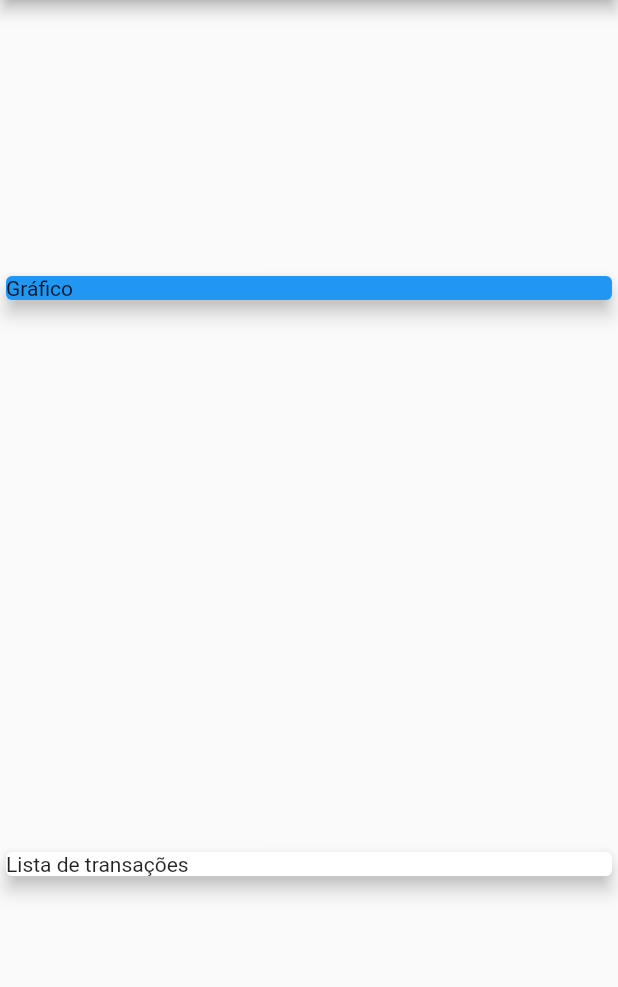
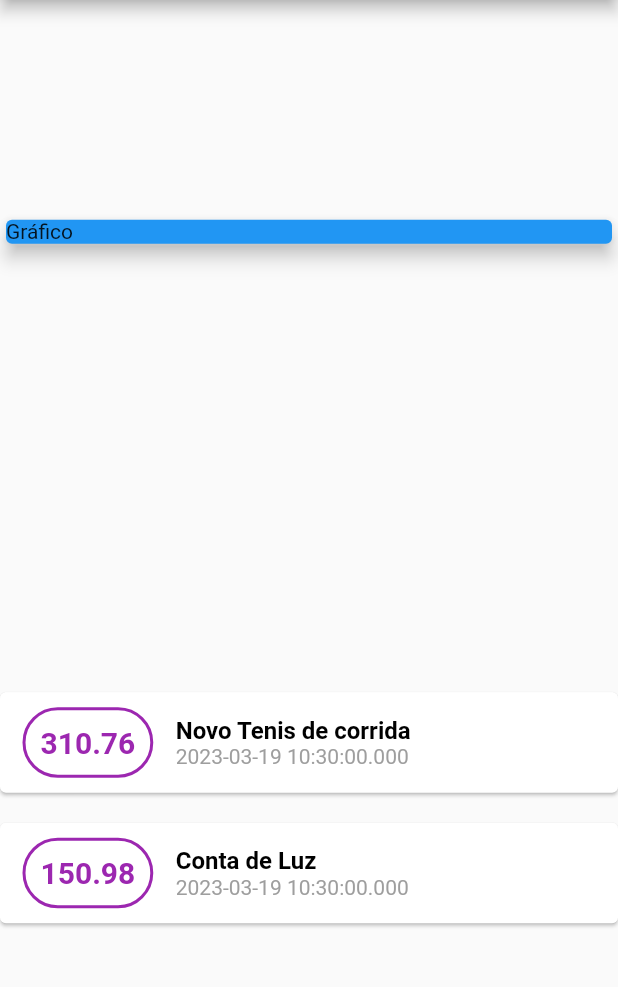
Before and after one commit to Rezende-Fabio/Despesas-Flutter, a Flutter app: the screen it shows after launch, on a phone screen of 412 x 824 dp, the part 84-1071 px from its top. Run offline on Flutter 3.47's test engine with Material 2 defaults, Android fonts, the phone set to English and light mode, and no system bars.

Commit message:
style card

```diff
--- a/lib/main.dart
+++ b/lib/main.dart
@@ -48,10 +48,60 @@ class MyHome extends StatelessWidget {
               elevation: 5,
             ),
           ),
-          Card(
-            child: Text("Lista de transações"),
-            elevation: 5,
-          ),
+          Column(
+            children: _transaction.map((tr) {
+              return Card(
+                margin: EdgeInsets.symmetric(
+                  vertical: 10
+                ),
+                child: Row(
+                  children: [
+                    Container(
+                      margin: EdgeInsets.symmetric(
+                        horizontal: 15,
+                        vertical: 10
+                      ),
+                      decoration: BoxDecoration(
+                        border: Border.all(
+                          color: Colors.purple,
+                          width: 2
+                        ),
+                        borderRadius: BorderRadius.circular(50)
+                      ),
+                      padding: EdgeInsets.all(10),
+                      child: Text(
+                        tr.value.toString(),
+                        style: TextStyle(
+                          fontWeight: FontWeight.bold,
+                          fontSize: 20,
+                          color: Colors.purple,
+                        ),
+                        ),
+                    ),
+                    Column(
+                      crossAxisAlignment: CrossAxisAlignment.start,
+                      children: [
+                        Text(
+                          tr.title,
+                          style: TextStyle(
+                              color: Colors.black,
+                              fontSize: 16,
+                              fontWeight: FontWeight.bold
+                            )
+                          ),
+                        Text(
+                          tr.date.toString(),
+                          style: TextStyle(
+                            color: Colors.grey
+                          ),
+                        ),
+                      ],
+                    )
+                  ],
+                ),
+              );
+            }).toList(),
+          )
         ],
       ),
     );
```
